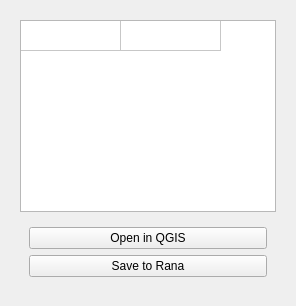
Before: the Qt Designer form rana_qgis_plugin/widgets/ui/rana.ui in nens/rana-qgis-plugin, drawn with Qt 5.
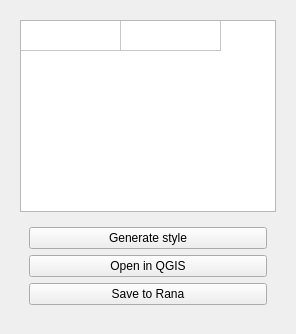
After: the same form once the commit is applied. The open tabs and pages were chosen to show the change.

Commit message: generate vector styles

Patch:
```diff
--- a/rana_qgis_plugin/widgets/ui/rana.ui
+++ b/rana_qgis_plugin/widgets/ui/rana.ui
@@ -117,6 +117,13 @@
        <item row="1" column="0">
         <widget class="QWidget" name="button_widget" native="true">
          <layout class="QVBoxLayout" name="verticalLayout">
+          <item>
+           <widget class="QPushButton" name="btn_generate">
+            <property name="text">
+             <string>Generate style</string>
+            </property>
+           </widget>
+          </item>
           <item>
            <widget class="QPushButton" name="btn_open">
             <property name="text">
```
The commit also changes 2 other files.
